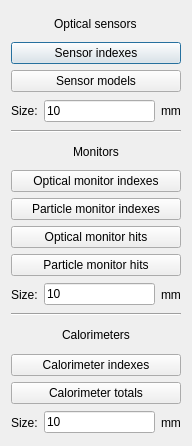
andrmor/ANTS3bundle, file ants3bundle/src/ants3/gui/geom/ashownumbersdialog.ui: the form before one commit.
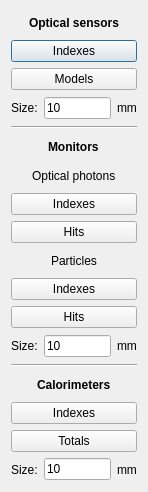
The form after the commit.

```diff
--- a/ants3bundle/src/ants3/gui/geom/ashownumbersdialog.ui
+++ b/ants3bundle/src/ants3/gui/geom/ashownumbersdialog.ui
@@ -6,8 +6,8 @@
    <rect>
     <x>0</x>
     <y>0</y>
-    <width>192</width>
-    <height>446</height>
+    <width>148</width>
+    <height>492</height>
    </rect>
   </property>
   <property name="windowTitle">
@@ -16,6 +16,11 @@
   <layout class="QVBoxLayout" name="verticalLayout">
    <item alignment="Qt::AlignHCenter">
     <widget class="QLabel" name="label">
+     <property name="font">
+      <font>
+       <bold>true</bold>
+      </font>
+     </property>
      <property name="text">
       <string>Optical sensors</string>
      </property>
@@ -24,14 +29,14 @@
    <item>
     <widget class="QPushButton" name="pbSensorIndex">
      <property name="text">
-      <string>Sensor indexes</string>
+      <string>Indexes</string>
      </property>
     </widget>
    </item>
    <item>
     <widget class="QPushButton" name="pbSensorModel">
      <property name="text">
-      <string>Sensor models</string>
+      <string>Models</string>
      </property>
     </widget>
    </item>
@@ -69,36 +74,55 @@
    </item>
    <item alignment="Qt::AlignHCenter">
     <widget class="QLabel" name="label_6">
+     <property name="font">
+      <font>
+       <bold>true</bold>
+      </font>
+     </property>
      <property name="text">
       <string>Monitors</string>
      </property>
     </widget>
    </item>
+   <item alignment="Qt::AlignHCenter">
+    <widget class="QLabel" name="label_11">
+     <property name="text">
+      <string>Optical photons</string>
+     </property>
+    </widget>
+   </item>
    <item>
     <widget class="QPushButton" name="pbOptMonIndex">
      <property name="text">
-      <string>Optical monitor indexes</string>
-     </property>
-    </widget>
-   </item>
-   <item>
-    <widget class="QPushButton" name="pbPartMonIndex">
-     <property name="text">
-      <string>Particle monitor indexes</string>
+      <string>Indexes</string>
      </property>
     </widget>
    </item>
    <item>
     <widget class="QPushButton" name="pbOptMonHits">
      <property name="text">
-      <string>Optical monitor hits</string>
+      <string>Hits</string>
+     </property>
+    </widget>
+   </item>
+   <item alignment="Qt::AlignHCenter">
+    <widget class="QLabel" name="label_10">
+     <property name="text">
+      <string>Particles</string>
+     </property>
+    </widget>
+   </item>
+   <item>
+    <widget class="QPushButton" name="pbPartMonIndex">
+     <property name="text">
+      <string>Indexes</string>
      </property>
     </widget>
    </item>
    <item>
     <widget class="QPushButton" name="pbPartMonHits">
      <property name="text">
-      <string>Particle monitor hits</string>
+      <string>Hits</string>
      </property>
     </widget>
    </item>
@@ -136,6 +160,11 @@
    </item>
    <item alignment="Qt::AlignHCenter">
     <widget class="QLabel" name="label_9">
+     <property name="font">
+      <font>
+       <bold>true</bold>
+      </font>
+     </property>
      <property name="text">
       <string>Calorimeters</string>
      </property>
@@ -144,14 +173,14 @@
    <item>
     <widget class="QPushButton" name="pbCalIndex">
      <property name="text">
-      <string>Calorimeter indexes</string>
+      <string>Indexes</string>
      </property>
     </widget>
    </item>
    <item>
     <widget class="QPushButton" name="pbCalTotals">
      <property name="text">
-      <string>Calorimeter totals</string>
+      <string>Totals</string>
      </property>
     </widget>
    </item>
```
